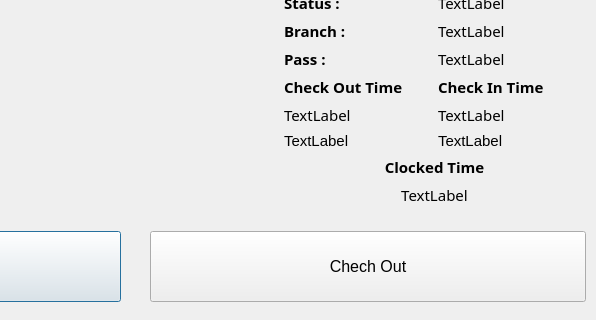
Above: ui/guard.ui from sipsmehta/Face-Recognition-Surveillance- before the change; both pictures show x 385 to 981 and y 383 to 703 of the 981 by 703 pixel window. Below: the same form after it.
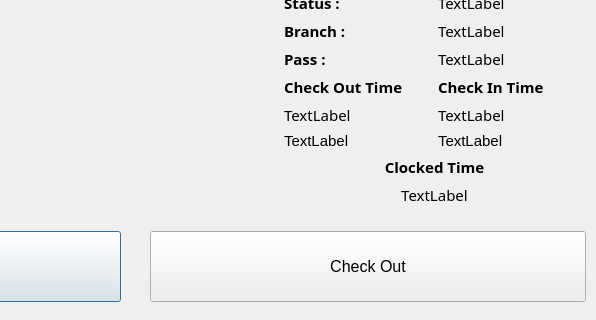
That is the form after the change.

```diff
--- a/ui/guard.ui
+++ b/ui/guard.ui
@@ -563,7 +563,7 @@
         </font>
        </property>
        <property name="text">
-        <string>Chech Out</string>
+        <string>Check Out</string>
        </property>
       </widget>
      </item>
```
